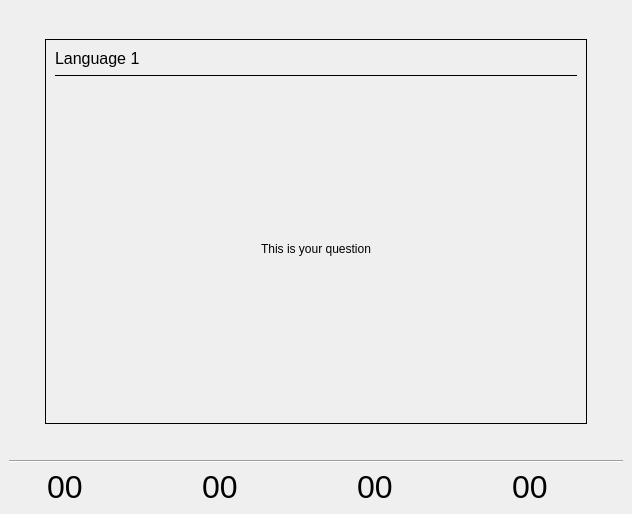
First picture: the form in src/flashviewbase.ui, repository KDE/kwordquiz, before the edit.
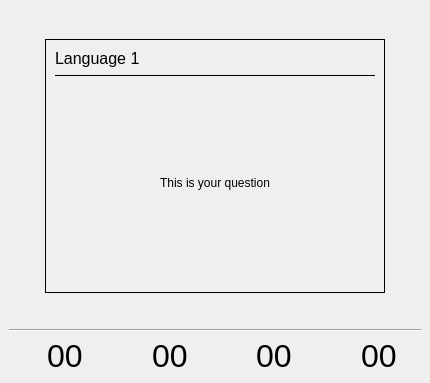
Second picture: the form after the edit. Icons and pictures are not drawn.

Commit message:
Make sure the main application window is not too large by default (< 800 x 600).
BUG:171910

What changed in the file:
```diff
--- a/src/flashviewbase.ui
+++ b/src/flashviewbase.ui
@@ -6,8 +6,8 @@
    <rect>
     <x>0</x>
     <y>0</y>
-    <width>632</width>
-    <height>514</height>
+    <width>416</width>
+    <height>383</height>
    </rect>
   </property>
   <layout class="QGridLayout" >
@@ -38,9 +38,9 @@
          <property name="sizeType" >
           <enum>QSizePolicy::Fixed</enum>
          </property>
-         <property name="sizeHint" >
+         <property name="sizeHint" stdset="0" >
           <size>
-           <width>501</width>
+           <width>340</width>
            <height>30</height>
           </size>
          </property>
@@ -54,10 +54,10 @@
          <property name="sizeType" >
           <enum>QSizePolicy::Fixed</enum>
          </property>
-         <property name="sizeHint" >
+         <property name="sizeHint" stdset="0" >
           <size>
            <width>30</width>
-           <height>321</height>
+           <height>250</height>
           </size>
          </property>
         </spacer>
@@ -170,10 +170,10 @@
          <property name="sizeType" >
           <enum>QSizePolicy::Fixed</enum>
          </property>
-         <property name="sizeHint" >
+         <property name="sizeHint" stdset="0" >
           <size>
            <width>30</width>
-           <height>341</height>
+           <height>250</height>
           </size>
          </property>
         </spacer>
@@ -186,9 +186,9 @@
          <property name="sizeType" >
           <enum>QSizePolicy::Fixed</enum>
          </property>
-         <property name="sizeHint" >
+         <property name="sizeHint" stdset="0" >
           <size>
-           <width>501</width>
+           <width>340</width>
            <height>30</height>
           </size>
          </property>
@@ -199,19 +199,7 @@
          <property name="leftMargin" >
           <number>0</number>
          </property>
-         <property name="topMargin" >
-          <number>0</number>
-         </property>
-         <property name="rightMargin" >
-          <number>0</number>
-         </property>
-         <property name="bottomMargin" >
-          <number>0</number>
-         </property>
-         <property name="horizontalSpacing" >
-          <number>6</number>
-         </property>
-         <property name="verticalSpacing" >
+         <property name="spacing" >
           <number>6</number>
          </property>
          <item row="0" column="0" >
@@ -232,19 +220,7 @@
            <property name="leftMargin" >
             <number>0</number>
            </property>
-           <property name="topMargin" >
-            <number>0</number>
-           </property>
-           <property name="rightMargin" >
-            <number>0</number>
-           </property>
-           <property name="bottomMargin" >
-            <number>0</number>
-           </property>
-           <property name="horizontalSpacing" >
-            <number>6</number>
-           </property>
-           <property name="verticalSpacing" >
+           <property name="spacing" >
             <number>6</number>
            </property>
            <item row="0" column="1" >
```
Left out of the diff: 15 changed lines with no effect on the pictures. The commit also changes 3 other files.
